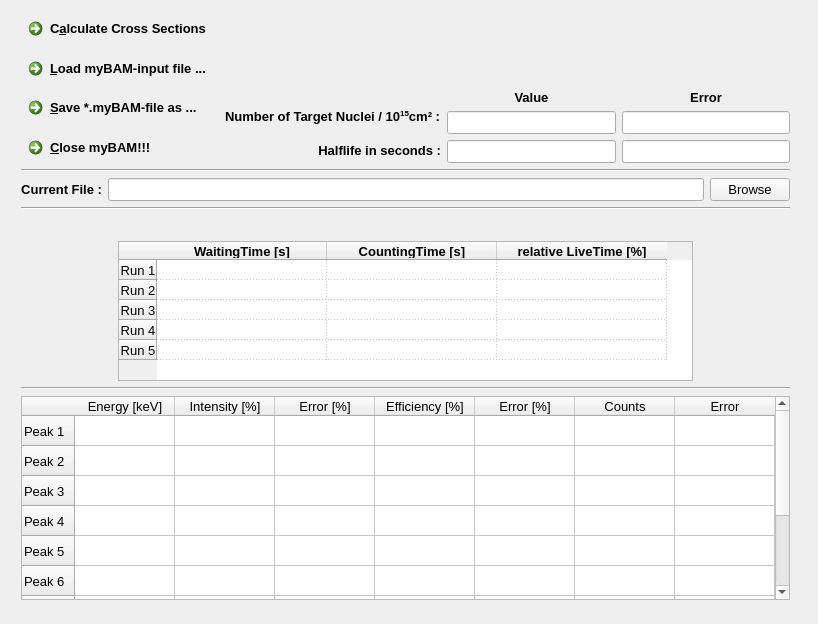
Old version of the form src/creatorwindow.ui in the repository phScholz/myBAM.
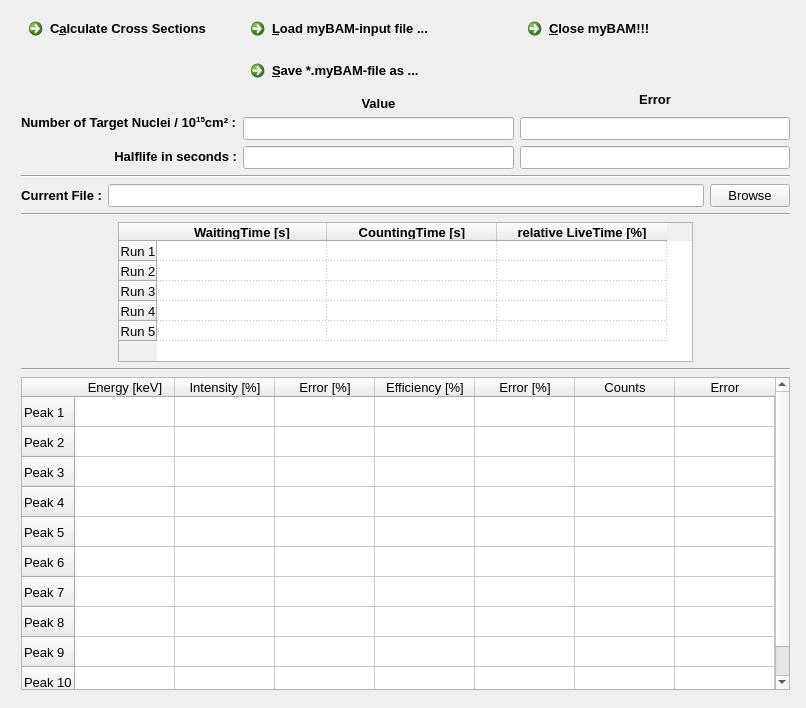
New version of the form.

Patch:
```diff
--- a/src/creatorwindow.ui
+++ b/src/creatorwindow.ui
@@ -6,8 +6,8 @@
    <rect>
     <x>0</x>
     <y>0</y>
-    <width>818</width>
-    <height>624</height>
+    <width>806</width>
+    <height>708</height>
    </rect>
   </property>
   <property name="font">
@@ -25,9 +25,11 @@
       <x>10</x>
       <y>0</y>
       <width>791</width>
-      <height>221</height>
+      <height>701</height>
      </rect>
     </property>
+    <layout class="QVBoxLayout" name="verticalLayout_7">
+     <item>
     <layout class="QVBoxLayout" name="verticalLayout_6">
      <item>
       <layout class="QHBoxLayout" name="horizontalLayout">
@@ -41,39 +43,17 @@
           </widget>
          </item>
          <item>
-          <widget class="QCommandLinkButton" name="loadButton">
-           <property name="text">
-            <string>&amp;Load myBAM-input file ...</string>
-           </property>
-          </widget>
-         </item>
-         <item>
-          <widget class="QCommandLinkButton" name="saveButton">
-           <property name="text">
-            <string>&amp;Save *.myBAM-file as ...</string>
-           </property>
-          </widget>
-         </item>
-         <item>
-          <widget class="QCommandLinkButton" name="closeButton">
-           <property name="text">
-            <string>&amp;Close myBAM!!!</string>
-           </property>
-          </widget>
-         </item>
-        </layout>
-       </item>
-       <item>
-        <layout class="QVBoxLayout" name="verticalLayout_3">
-         <item>
-          <spacer name="verticalSpacer_2">
+            <spacer name="verticalSpacer">
            <property name="orientation">
             <enum>Qt::Vertical</enum>
            </property>
+             <property name="sizeType">
+              <enum>QSizePolicy::Fixed</enum>
+             </property>
            <property name="sizeHint" stdset="0">
             <size>
              <width>20</width>
-             <height>40</height>
+               <height>55</height>
             </size>
            </property>
           </spacer>
@@ -126,19 +106,20 @@
         </layout>
        </item>
        <item>
-        <layout class="QVBoxLayout" name="verticalLayout">
+          <layout class="QVBoxLayout" name="verticalLayout_3">
          <item>
-          <spacer name="verticalSpacer_3">
-           <property name="orientation">
-            <enum>Qt::Vertical</enum>
-           </property>
-           <property name="sizeHint" stdset="0">
-            <size>
-             <width>20</width>
-             <height>40</height>
-            </size>
-           </property>
-          </spacer>
+            <widget class="QCommandLinkButton" name="loadButton">
+             <property name="text">
+              <string>&amp;Load myBAM-input file ...</string>
+             </property>
+            </widget>
+           </item>
+           <item>
+            <widget class="QCommandLinkButton" name="saveButton">
+             <property name="text">
+              <string>&amp;Save *.myBAM-file as ...</string>
+             </property>
+            </widget>
          </item>
          <item>
           <widget class="QLabel" name="label_3">
@@ -165,16 +146,26 @@
         </layout>
        </item>
        <item>
-        <layout class="QVBoxLayout" name="verticalLayout_2">
+          <layout class="QVBoxLayout" name="verticalLayout">
          <item>
-          <spacer name="verticalSpacer_4">
+            <widget class="QCommandLinkButton" name="closeButton">
+             <property name="text">
+              <string>&amp;Close myBAM!!!</string>
+             </property>
+            </widget>
+           </item>
+           <item>
+            <spacer name="verticalSpacer_2">
            <property name="orientation">
             <enum>Qt::Vertical</enum>
            </property>
+             <property name="sizeType">
+              <enum>QSizePolicy::Fixed</enum>
+             </property>
            <property name="sizeHint" stdset="0">
             <size>
              <width>20</width>
-             <height>40</height>
+               <height>35</height>
             </size>
            </property>
           </spacer>
@@ -253,16 +244,8 @@
       </widget>
      </item>
     </layout>
-   </widget>
-   <widget class="QWidget" name="layoutWidget">
-    <property name="geometry">
-     <rect>
-      <x>10</x>
-      <y>230</y>
-      <width>791</width>
-      <height>381</height>
-     </rect>
-    </property>
+     </item>
+     <item>
     <layout class="QVBoxLayout" name="verticalLayout_5">
      <item>
       <layout class="QHBoxLayout" name="horizontalLayout_3">
@@ -673,6 +656,12 @@
      </item>
      <item>
       <widget class="QTableWidget" name="peakTable">
+         <property name="minimumSize">
+          <size>
+           <width>0</width>
+           <height>300</height>
+          </size>
+         </property>
        <property name="font">
         <font>
          <pointsize>10</pointsize>
@@ -769,6 +758,8 @@
       </widget>
      </item>
     </layout>
+     </item>
+    </layout>
    </widget>
   </widget>
  </widget>
```
Left out of the diff: 7 changed lines with no effect on the pictures. Lines whose indentation alone changed are shown as unchanged.
